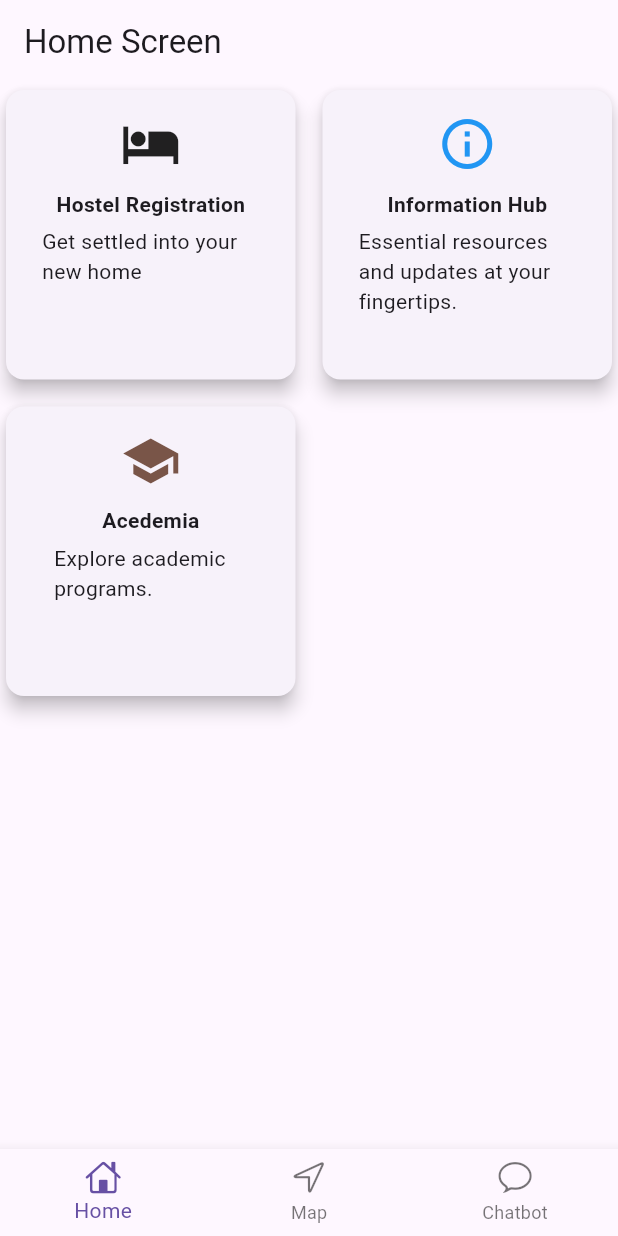
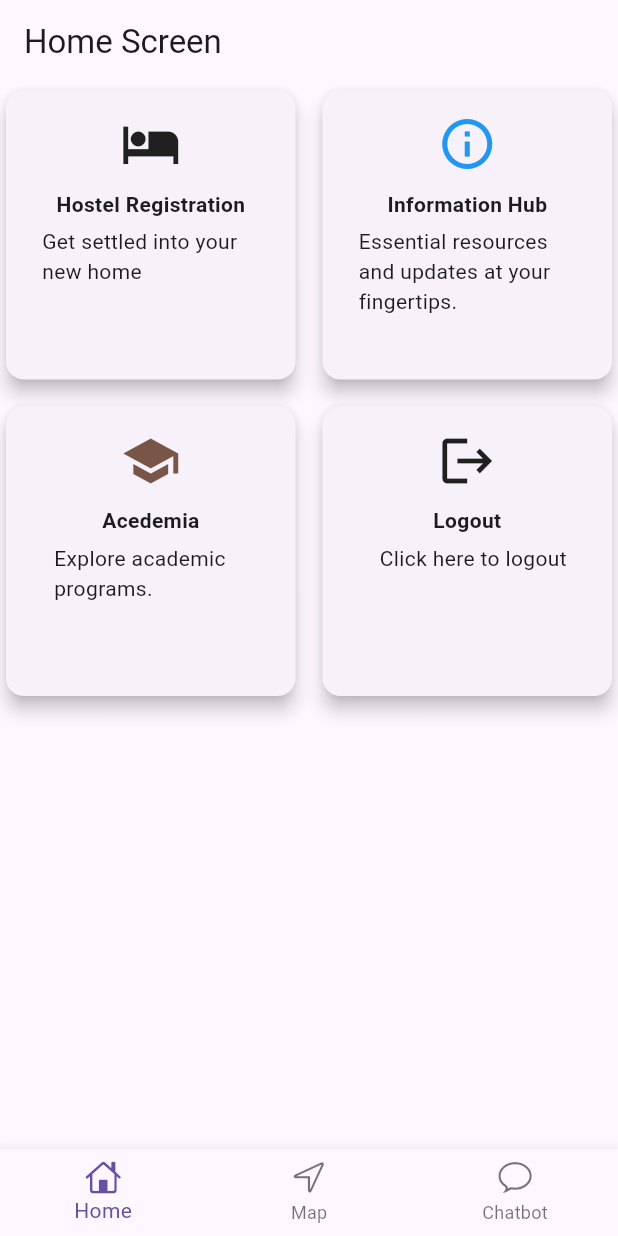
Before and after one commit to Azharhayat271/Mad_Project, a Flutter app: the CustomBottomNavBar screen opened directly, on a phone screen of 412 x 824 dp. Run offline on Flutter 3.47's test engine with Material 3 defaults, Android fonts, the phone set to English and light mode, and no system bars; our stand-ins replace flutter_svg; missing offline and left inert: mapbox_gl.

Commit message:
updated code

```diff
--- /dev/null
+++ b/lib/cards/logout.dart
@@ -0,0 +1,63 @@
+import 'package:flutter/material.dart';
+import "../ui/splash_screen.dart";
+
+class LogoutCard extends StatelessWidget {
+  const LogoutCard({Key? key}) : super(key: key);
+
+  @override
+  Widget build(BuildContext context) {
+    return InkWell(
+      onTap: () {
+        // Add your confirmation dialog here
+        showDialog(
+          context: context,
+          builder: (BuildContext context) {
+            return AlertDialog(
+              title: Text("Logout Confirmation"),
+              content: Text("Are you sure you want to logout?"),
+              actions: [
+                TextButton(
+                  onPressed: () {
+                    Navigator.of(context).pop(); // Close the dialog
+                  },
+                  child: Text("Cancel"),
+                ),
+                TextButton(
+                  onPressed: () {
+                    Navigator.of(context).pushAndRemoveUntil(
+                      MaterialPageRoute(builder: (context) => SplashScreen()),
+                      (route) => false,
+                    ); // Navigate to the home screen and remove all routes from the stack
+                  },
+                  child: Text("Logout"),
+                ),
+              ],
+            );
+          },
+        );
+      },
+      child: const Card(
+        elevation: 5.0,
+        child: Padding(
+          padding: EdgeInsets.all(16.0),
+          child: Column(
+            mainAxisSize: MainAxisSize.min,
+            children: [
+              Icon(Icons.logout, size: 40),
+              SizedBox(height: 10),
+              Text(
+                'Logout',
+                style: TextStyle(fontWeight: FontWeight.bold),
+              ),
+              SizedBox(height: 5),
+              Padding(
+                padding: EdgeInsets.only(left: 8.0),
+                child: Text('Click here to logout'),
+              ),
+            ],
+          ),
+        ),
+      ),
+    );
+  }
+}
--- a/lib/ui/general_screen.dart
+++ b/lib/ui/general_screen.dart
@@ -2,6 +2,7 @@ import 'package:flutter/material.dart';
 import '../cards/hostel_registration_card.dart';
 import '../cards/info_card.dart';
 import '../cards/departments_card.dart';
+import '../cards/logout.dart';
 
 class HomeScreen extends StatefulWidget {
   const HomeScreen({super.key});
@@ -27,6 +28,7 @@ class _HomeScreenState extends State<HomeScreen> {
             HostelRegistrationCard(),
             InformationCard(),
             DepartmentsCard(),
+            LogoutCard(),
           ],
         ),
       ),
--- a/lib/ui/navbar.dart
+++ b/lib/ui/navbar.dart
@@ -16,7 +16,7 @@ class _CustomBottomNavBarState extends State<CustomBottomNavBar> {
 
   final List<Widget> _screens = [
     HomeScreen(),
-    MapScreen(),
+    MyApp(),
     ChatScreen(),
   ];
 
--- a/pubspec.yaml
+++ b/pubspec.yaml
@@ -37,7 +37,9 @@ dependencies:
   cupertino_icons: ^1.0.6
   http: ^1.2.1
   flutter_svg: ^2.0.10+1
-  flutter_stetho: ^0.3.1
+  webview_flutter: ^4.7.0
+  mapbox_gl: ^0.16.0
+
 
 dev_dependencies:
   flutter_test:
```
Also changed, not shown: lib/map_screen.dart (+23 -10 lines), lib/ui/login.dart (+4 -44 lines), lib/ui/signup.dart (+20 -0 lines), lib/ui/splash_screen.dart (+7 -3 lines), assets/uet.png (added), pubspec.lock, 4 other files.
